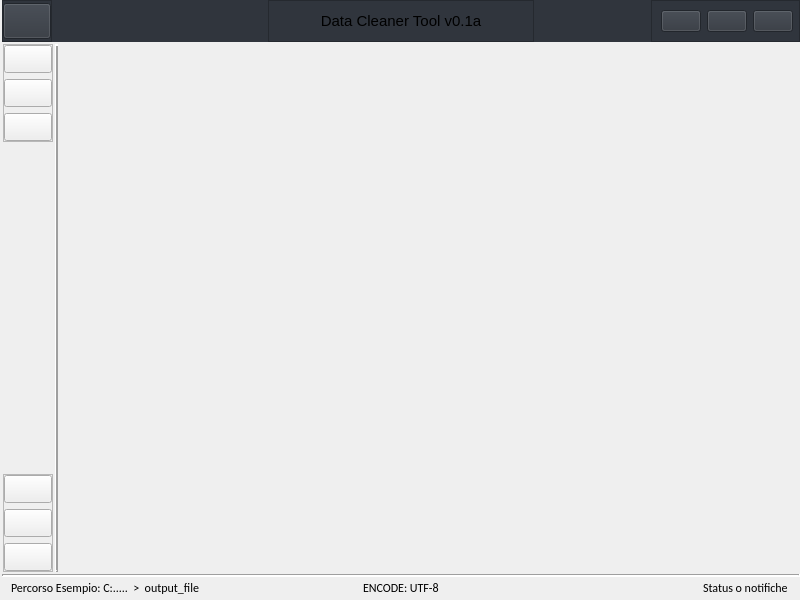
Before: the Qt Designer form Data_Cleaner_Tool/UI/data_tool.ui in RofferTorres/Data_Cleaner_APP, drawn with Qt 5.
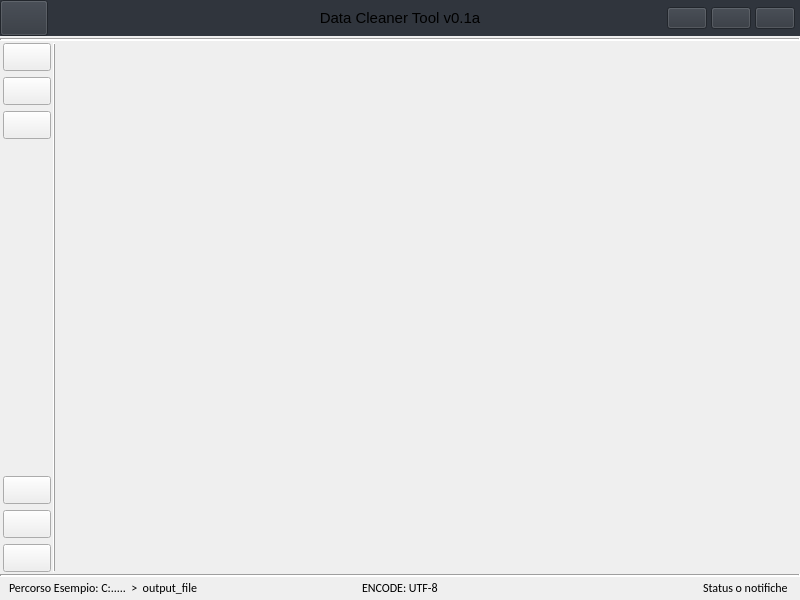
After: the same form once the commit is applied. Icons and pictures are not drawn.

```diff
--- a/Data_Cleaner_Tool/UI/data_tool.ui
+++ b/Data_Cleaner_Tool/UI/data_tool.ui
@@ -585,8 +585,11 @@
     <property name="spacing">
      <number>2</number>
     </property>
+    <property name="sizeConstraint">
+     <enum>QLayout::SetDefaultConstraint</enum>
+    </property>
     <property name="leftMargin">
-     <number>2</number>
+     <number>0</number>
     </property>
     <property name="topMargin">
      <number>0</number>
@@ -630,11 +633,14 @@
           </font>
          </property>
          <property name="frameShape">
-          <enum>QFrame::StyledPanel</enum>
+          <enum>QFrame::NoFrame</enum>
          </property>
          <property name="frameShadow">
           <enum>QFrame::Raised</enum>
          </property>
+         <property name="lineWidth">
+          <number>0</number>
+         </property>
          <layout class="QHBoxLayout" name="horizontalLayout_5">
           <property name="spacing">
            <number>0</number>
@@ -695,10 +701,13 @@
        <item>
         <widget class="QFrame" name="centralHeaderSection">
          <property name="frameShape">
-          <enum>QFrame::StyledPanel</enum>
+          <enum>QFrame::NoFrame</enum>
          </property>
          <property name="frameShadow">
-          <enum>QFrame::Raised</enum>
+          <enum>QFrame::Plain</enum>
+         </property>
+         <property name="lineWidth">
+          <number>0</number>
          </property>
          <layout class="QVBoxLayout" name="verticalLayout">
           <property name="spacing">
@@ -723,6 +732,9 @@
               <pointsize>11</pointsize>
              </font>
             </property>
+            <property name="frameShape">
+             <enum>QFrame::NoFrame</enum>
+            </property>
             <property name="text">
              <string>Data Cleaner Tool v0.1a</string>
             </property>
@@ -740,13 +752,25 @@
        <item alignment="Qt::AlignRight">
         <widget class="QFrame" name="systemBtns">
          <property name="frameShape">
-          <enum>QFrame::StyledPanel</enum>
+          <enum>QFrame::NoFrame</enum>
          </property>
          <property name="frameShadow">
           <enum>QFrame::Raised</enum>
          </property>
+         <property name="lineWidth">
+          <number>0</number>
+         </property>
          <layout class="QHBoxLayout" name="horizontalLayout_6">
+          <property name="spacing">
+           <number>4</number>
+          </property>
+          <property name="topMargin">
+           <number>6</number>
+          </property>
           <property name="rightMargin">
+           <number>5</number>
+          </property>
+          <property name="bottomMargin">
            <number>6</number>
           </property>
           <item>
@@ -762,8 +786,8 @@
             </property>
             <property name="iconSize">
              <size>
-              <width>16</width>
-              <height>16</height>
+              <width>15</width>
+              <height>15</height>
              </size>
             </property>
             <property name="checkable">
@@ -833,6 +857,19 @@
       </layout>
      </widget>
     </item>
+    <item>
+     <widget class="Line" name="lineHeader">
+      <property name="frameShadow">
+       <enum>QFrame::Sunken</enum>
+      </property>
+      <property name="lineWidth">
+       <number>2</number>
+      </property>
+      <property name="orientation">
+       <enum>Qt::Horizontal</enum>
+      </property>
+     </widget>
+    </item>
     <item>
      <widget class="QWidget" name="centralContainer" native="true">
       <layout class="QHBoxLayout" name="horizontalLayout">
@@ -840,7 +877,7 @@
         <number>0</number>
        </property>
        <property name="leftMargin">
-        <number>0</number>
+        <number>2</number>
        </property>
        <property name="topMargin">
         <number>0</number>
@@ -902,7 +939,7 @@
                 </font>
                </property>
                <property name="frameShape">
-                <enum>QFrame::StyledPanel</enum>
+                <enum>QFrame::NoFrame</enum>
                </property>
                <property name="frameShadow">
                 <enum>QFrame::Raised</enum>
@@ -1038,7 +1075,7 @@
              <item alignment="Qt::AlignBottom">
               <widget class="QFrame" name="frame_6">
                <property name="frameShape">
-                <enum>QFrame::StyledPanel</enum>
+                <enum>QFrame::NoFrame</enum>
                </property>
                <property name="frameShadow">
                 <enum>QFrame::Raised</enum>
@@ -1161,30 +1198,27 @@
             </layout>
            </widget>
           </item>
-          <item>
-           <widget class="Line" name="lineLeftMenu">
-            <property name="styleSheet">
-             <string notr="true">color: rgb(48, 53, 61);</string>
-            </property>
-            <property name="frameShadow">
-             <enum>QFrame::Raised</enum>
-            </property>
-            <property name="lineWidth">
-             <number>2</number>
-            </property>
-            <property name="midLineWidth">
-             <number>0</number>
-            </property>
-            <property name="orientation">
-             <enum>Qt::Vertical</enum>
-            </property>
-           </widget>
-          </item>
          </layout>
         </widget>
        </item>
+       <item>
+        <widget class="Line" name="lineVertical">
+         <property name="frameShadow">
+          <enum>QFrame::Raised</enum>
+         </property>
+         <property name="orientation">
+          <enum>Qt::Vertical</enum>
+         </property>
+        </widget>
+       </item>
        <item>
         <widget class="QWidget" name="mainBodyContainer" native="true">
+         <property name="sizePolicy">
+          <sizepolicy hsizetype="Expanding" vsizetype="Expanding">
+           <horstretch>0</horstretch>
+           <verstretch>0</verstretch>
+          </sizepolicy>
+         </property>
          <property name="minimumSize">
           <size>
            <width>560</width>
```
